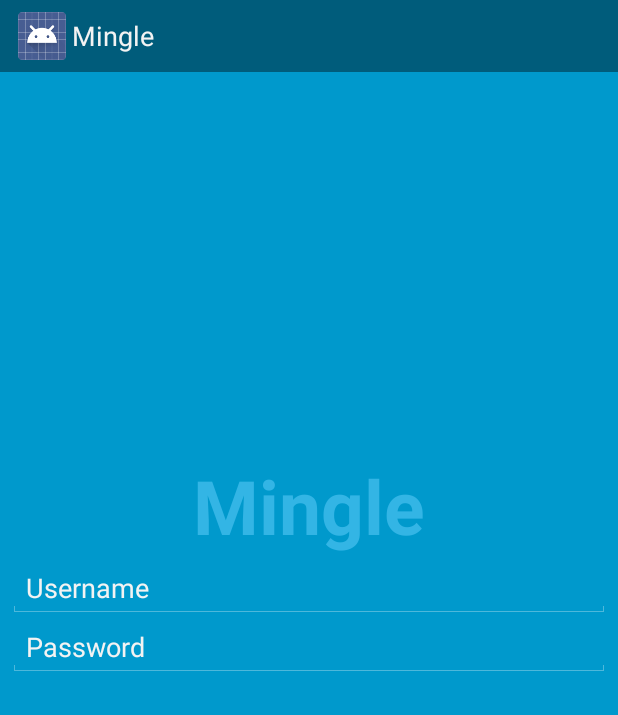
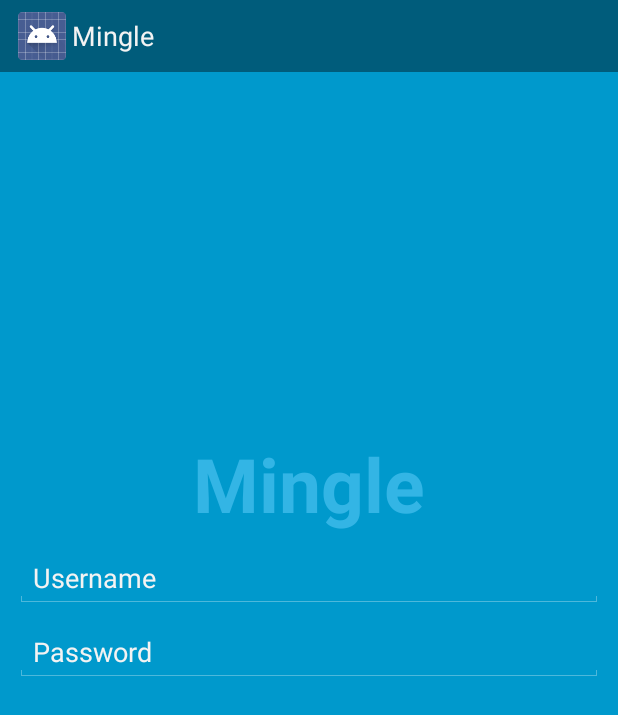
Before and after one commit to pkillian/MingleAPI, an Android app: the screen it shows after launch (MainActivity), on a phone screen of 412 x 824 dp. Shown: the top 715 px of the screen. Run offline under Robolectric (Android 15) with nearby library versions, the phone set to English and light mode, and no system bars.

Commit message:
Adjust centering of text/inputs

```diff
--- a/MingleAndroid/Mingle/src/main/res/layout/activity_main.xml
+++ b/MingleAndroid/Mingle/src/main/res/layout/activity_main.xml
@@ -8,30 +8,32 @@
     <!-- The primary full-screen view. This can be replaced with whatever view
          is needed to present your content, e.g. VideoView, SurfaceView,
          TextureView, etc. -->
-    <TextView android:id="@+id/fullscreen_content"
-        android:layout_width="match_parent"
-        android:layout_height="match_parent"
-        android:keepScreenOn="true"
-        android:textColor="#33b5e5"
-        android:textStyle="bold"
-        android:textSize="50sp"
-        android:gravity="center"
-        android:layout_marginBottom="150dp"
-        android:text="@string/app_name" />
-
     <LinearLayout
         android:layout_width="match_parent"
         android:layout_height="wrap_content"
         android:layout_gravity="center"
+        android:layout_marginBottom="40dp"
         android:orientation="vertical">
+
+        <TextView android:id="@+id/fullscreen_content"
+            android:layout_width="match_parent"
+            android:layout_height="match_parent"
+            android:layout_marginBottom="10dp"
+            android:keepScreenOn="true"
+            android:textColor="#33b5e5"
+            android:textStyle="bold"
+            android:textSize="50sp"
+            android:gravity="center"
+            android:text="@string/app_name" />
 
         <EditText
             android:id="@+id/main_userName"
             android:layout_width="match_parent"
             android:layout_height="wrap_content"
             android:layout_gravity="center"
-            android:layout_marginLeft="5dp"
-            android:layout_marginRight="5dp"
+            android:layout_marginLeft="10dp"
+            android:layout_marginRight="10dp"
+            android:layout_marginBottom="10dp"
             android:text="@string/main_userName_text" />
 
         <EditText
@@ -39,8 +41,8 @@
             android:layout_width="match_parent"
             android:layout_height="wrap_content"
             android:layout_gravity="center"
-            android:layout_marginLeft="5dp"
-            android:layout_marginRight="5dp"
+            android:layout_marginLeft="10dp"
+            android:layout_marginRight="10dp"
             android:text="@string/main_password_text" />
 
     </LinearLayout>
@@ -55,7 +57,7 @@
             android:layout_width="match_parent"
             android:layout_height="wrap_content"
             android:layout_gravity="bottom|center_horizontal"
-            android:background="@color/white_overlay"
+            android:background="@color/black_overlay"
             android:orientation="vertical"
             tools:ignore="UselessParent">
 
--- a/MingleAndroid/Mingle/src/main/res/values/colors.xml
+++ b/MingleAndroid/Mingle/src/main/res/values/colors.xml
@@ -1,6 +1,6 @@
 <resources>
 
     <color name="black_overlay">#66000000</color>
-    <color name="white_overlay">#00000000</color>
+    <color name="clear_overlay">#00000000</color>
 
 </resources>
```
